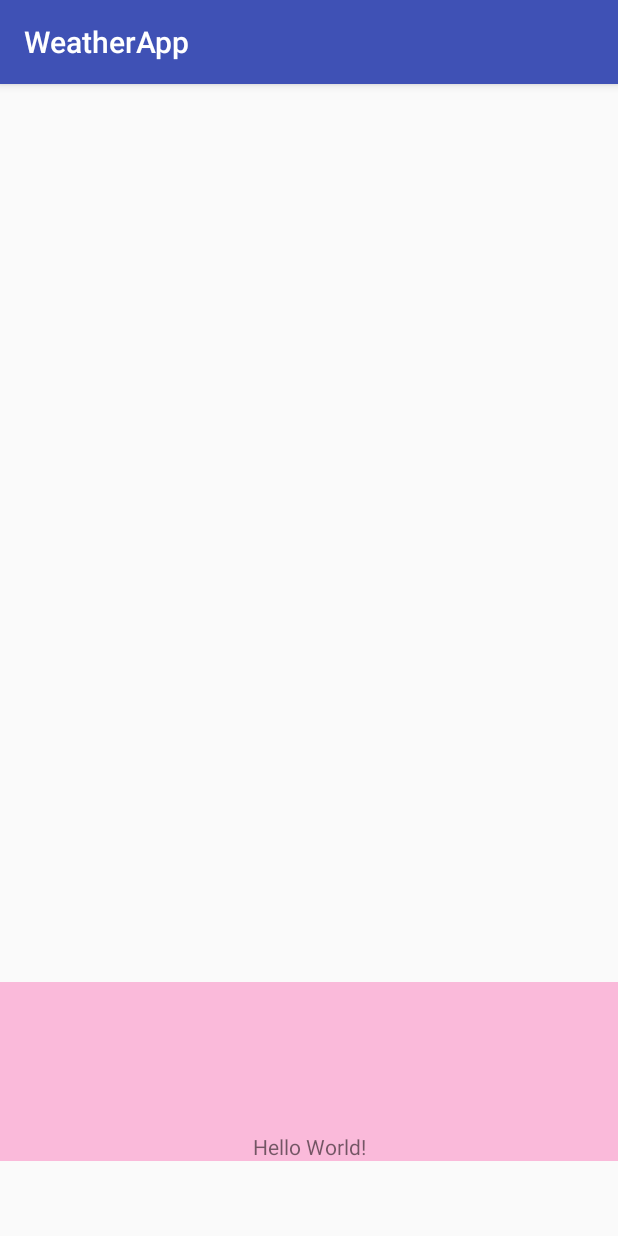
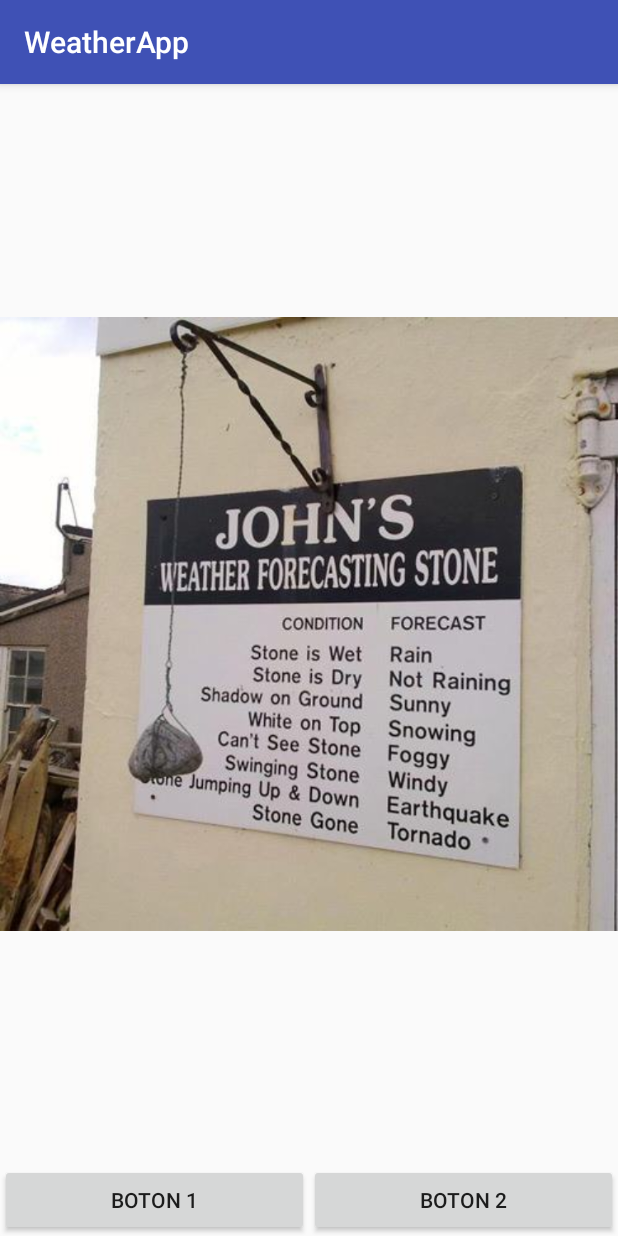
Before and after one commit to irmabf/WeatherKC, an Android app: the screen it shows after launch (MainActivity), on a phone screen of 412 x 824 dp. Run offline under Robolectric (Android 15) with nearby library versions, the phone set to English and light mode, and no system bars.

Commit message:
First basic layout

```diff
--- a/app/src/main/res/layout/activity_main.xml
+++ b/app/src/main/res/layout/activity_main.xml
@@ -4,25 +4,21 @@
     xmlns:tools="http://schemas.android.com/tools"
     android:layout_width="match_parent"
     android:layout_height="match_parent"
-    android:orientation="horizontal"
+    android:orientation="vertical"
     tools:context=".MainActivity">
 
-    <TextView
+    <ImageView
+        android:layout_weight="1"
         android:layout_width="match_parent"
-        android:layout_height="wrap_content"
-        android:gravity="center"
-        android:background="#fabada"
-        android:layout_gravity="bottom"
-        android:paddingTop="100dp"
-        android:layout_marginTop="50dp"
-        android:text="Hello World!"
-        app:layout_constraintBottom_toBottomOf="parent"
-        app:layout_constraintLeft_toLeftOf="parent"
-        app:layout_constraintRight_toRightOf="parent"
-        app:layout_constraintTop_toTopOf="parent" />
+        android:layout_height="0dp"
+        android:src="@drawable/offline_weather"/>
+    <LinearLayout
+        android:layout_weight="0"
+        android:layout_width="match_parent"
+        android:layout_height="wrap_content">
 
-    <!--<Button
-        android:layout_weight="2"
+        <Button
+            android:layout_weight="1"
             android:layout_width="0dp"
             android:layout_height="wrap_content"
             android:text="Boton 1"/>
@@ -31,5 +27,8 @@
             android:layout_weight="1"
             android:layout_width="0dp"
             android:layout_height="wrap_content"
-        android:text="Boton 2"/>-->
+            android:text="Boton 2"/>
+
     </LinearLayout>
+
+</LinearLayout>
```
Lines whose indentation alone changed are shown as unchanged.
